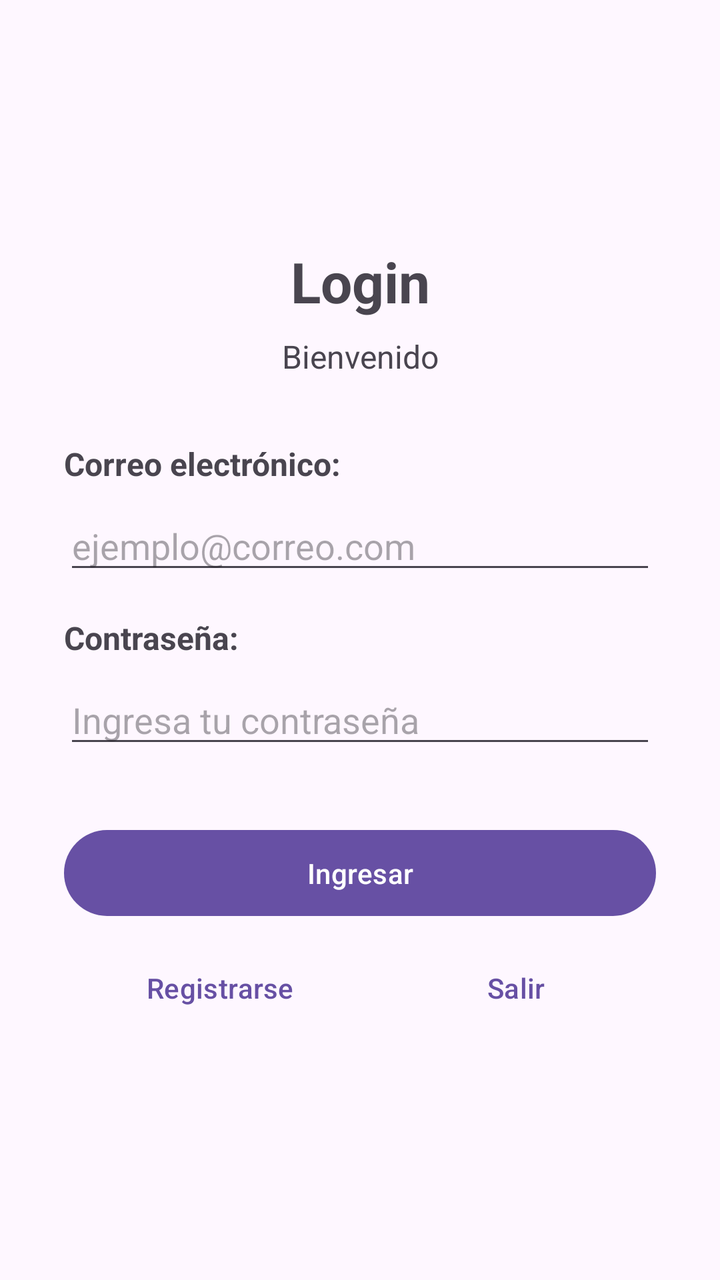
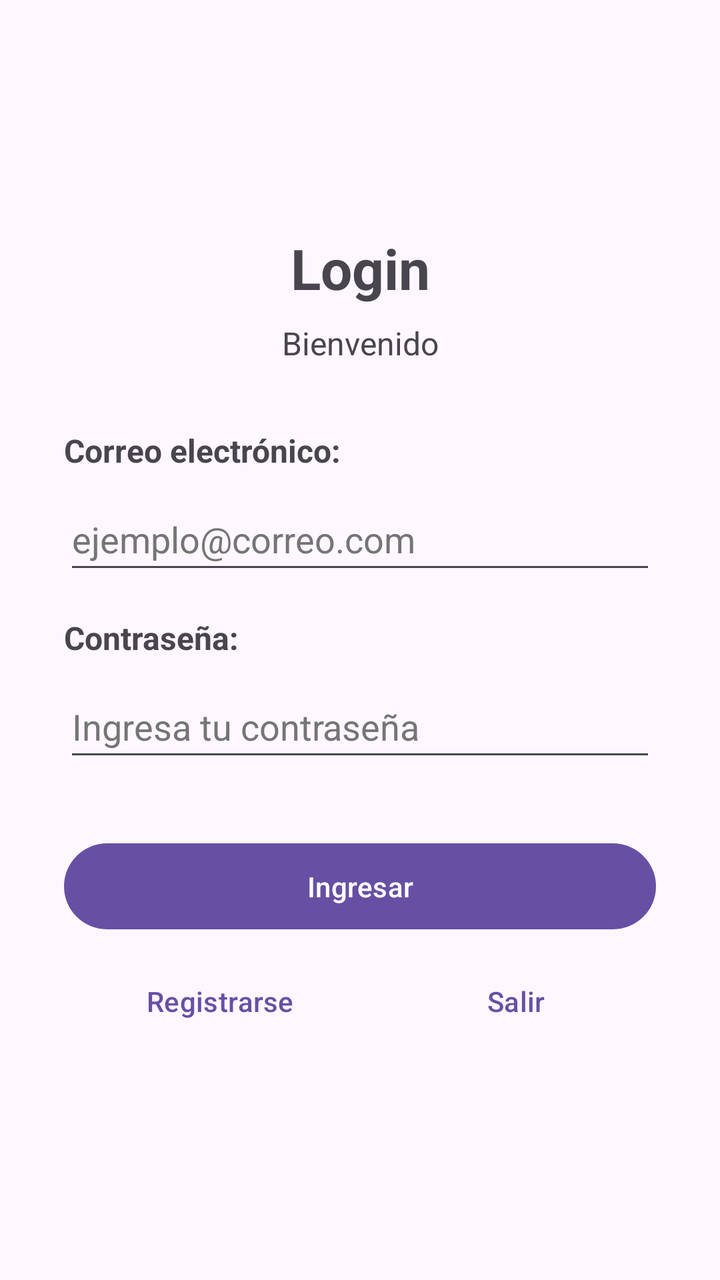

Compare the two renders of this Android layout. The source of the first and the diff that turns it into the second are given below.
<!-- AndroidManifest.xml: application theme Theme.Evaluacion -->
<!-- res/layout/activity_main.xml -->
<?xml version="1.0" encoding="utf-8"?>
<androidx.constraintlayout.widget.ConstraintLayout xmlns:android="http://schemas.android.com/apk/res/android"
    xmlns:app="http://schemas.android.com/apk/res-auto"
    xmlns:tools="http://schemas.android.com/tools"
    android:id="@+id/main"
    android:layout_width="match_parent"
    android:layout_height="match_parent"
    android:padding="32dp"
    tools:context=".MainActivity"
    tools:ignore="Typos"> 

    <LinearLayout
        android:layout_width="match_parent"
        android:layout_height="wrap_content"
        android:orientation="vertical"
        app:layout_constraintBottom_toBottomOf="parent"
        app:layout_constraintEnd_toEndOf="parent"
        app:layout_constraintStart_toStartOf="parent"
        app:layout_constraintTop_toTopOf="parent">

        <TextView
            android:id="@+id/textView2"
            android:layout_width="match_parent"
            android:layout_height="wrap_content"
            android:text="@string/titulo_login"
            android:textAlignment="center"
            android:textSize="28sp"
            android:textStyle="bold" />

        <TextView
            android:id="@+id/textView3"
            android:layout_width="match_parent"
            android:layout_height="wrap_content"
            android:layout_marginTop="8dp"
            android:layout_marginBottom="32dp"
            android:text="@string/bienvenido"
            android:textAlignment="center"
            android:textSize="16sp" />

        <TextView
            android:id="@+id/tvCorreoLabel"
            android:layout_width="wrap_content"
            android:layout_height="wrap_content"
            android:text="@string/label_correo"
            android:textSize="16sp"
            android:textStyle="bold" />

        
        <EditText
            android:id="@+id/etCorreoInput"
            android:layout_width="match_parent"
            android:layout_height="wrap_content"
            android:layout_marginTop="8dp"
            android:hint="@string/hint_correo_ejemplo"
            android:inputType="textEmailAddress"
            android:autofillHints="emailAddress" />

        <TextView
            android:id="@+id/tvClaveLabel"
            android:layout_width="wrap_content"
            android:layout_height="wrap_content"
            android:layout_marginTop="16dp"
            android:text="@string/label_contrasena"
            android:textSize="16sp"
            android:textStyle="bold" />

        
        <EditText
            android:id="@+id/etClaveInput"
            android:layout_width="match_parent"
            android:layout_height="wrap_content"
            android:layout_marginTop="8dp"
            android:hint="@string/hint_contrasena_ingresa"
            android:inputType="textPassword"
            android:autofillHints="password" />

        <Button
            android:id="@+id/btnIngresar"
            android:layout_width="match_parent"
            android:layout_height="wrap_content"
            android:layout_marginTop="32dp"
            android:padding="12dp"
            android:text="@string/btn_ingresar" />

        
        <LinearLayout
            android:layout_width="match_parent"
            android:layout_height="wrap_content"
            android:orientation="horizontal"
            android:layout_marginTop="8dp"
            style="?android:attr/buttonBarStyle">

            
            <Button
                android:id="@+id/btnRegistrarse"
                style="?android:attr/buttonBarButtonStyle"
                android:layout_width="0dp"
                android:layout_height="wrap_content"
                android:layout_weight="1"
                android:text="@string/btn_registrar"
                android:layout_marginEnd="4dp"/>

            
            <Button
                android:id="@+id/btnSalir"
                style="?android:attr/buttonBarButtonStyle"
                android:layout_width="0dp"
                android:layout_height="wrap_content"
                android:layout_weight="1"
                android:text="@string/btn_salir"
                android:layout_marginStart="4dp"/>
        </LinearLayout>

        <ProgressBar
            android:id="@+id/pbLogin"
            android:layout_width="wrap_content"
            android:layout_height="wrap_content"
            android:layout_gravity="center"
            android:layout_marginTop="16dp"
            android:visibility="gone" />

    </LinearLayout>
</androidx.constraintlayout.widget.ConstraintLayout>
<!-- resources referenced by this layout -->
<resources>
  <string name="bienvenido">Bienvenido</string>
  <string name="btn_ingresar">Ingresar</string>
  <string name="btn_registrar">Registrarse</string>
  <string name="btn_salir">Salir</string>
  <string name="hint_contrasena_ingresa">Ingresa tu contraseña</string>
  <string name="hint_correo_ejemplo">ejemplo@correo.com</string>
  <string name="label_contrasena">Contraseña:</string>
  <string name="label_correo">Correo electrónico:</string>
  <string name="titulo_login">Login</string>
  <style name="Theme.Evaluacion" parent="Base.Theme.Evaluacion" />
  <style name="Base.Theme.Evaluacion" parent="Theme.Material3.DayNight.NoActionBar">
          
          
      </style>
</resources>

<!-- the commit's change to res/layout/activity_main.xml (unified diff, before → after) -->
@@ -7,7 +7,7 @@
     android:layout_height="match_parent"
     android:padding="32dp"
     tools:context=".MainActivity"
-    tools:ignore="Typos"> 
+    tools:ignore="Typos,VisualLintTextFieldSize,VisualLintButtonSize,VisualLintBounds">
 
     <LinearLayout
         android:layout_width="match_parent"
@@ -45,12 +45,13 @@
             android:textSize="16sp"
             android:textStyle="bold" />
 
-        
         <EditText
             android:id="@+id/etCorreoInput"
             android:layout_width="match_parent"
             android:layout_height="wrap_content"
             android:layout_marginTop="8dp"
+            android:minHeight="48dp"
+            android:textColorHint="#757575"
             android:hint="@string/hint_correo_ejemplo"
             android:inputType="textEmailAddress"
             android:autofillHints="emailAddress" />
@@ -64,12 +65,13 @@
             android:textSize="16sp"
             android:textStyle="bold" />
 
-        
         <EditText
             android:id="@+id/etClaveInput"
             android:layout_width="match_parent"
             android:layout_height="wrap_content"
             android:layout_marginTop="8dp"
+            android:minHeight="48dp"
+            android:textColorHint="#757575"
             android:hint="@string/hint_contrasena_ingresa"
             android:inputType="textPassword"
             android:autofillHints="password" />
@@ -79,10 +81,10 @@
             android:layout_width="match_parent"
             android:layout_height="wrap_content"
             android:layout_marginTop="32dp"
+            android:minHeight="48dp"
             android:padding="12dp"
             android:text="@string/btn_ingresar" />
 
-        
         <LinearLayout
             android:layout_width="match_parent"
             android:layout_height="wrap_content"
@@ -90,22 +92,22 @@
             android:layout_marginTop="8dp"
             style="?android:attr/buttonBarStyle">
 
-            
             <Button
                 android:id="@+id/btnRegistrarse"
                 style="?android:attr/buttonBarButtonStyle"
                 android:layout_width="0dp"
                 android:layout_height="wrap_content"
+                android:minHeight="48dp"
                 android:layout_weight="1"
                 android:text="@string/btn_registrar"
                 android:layout_marginEnd="4dp"/>
 
-            
             <Button
                 android:id="@+id/btnSalir"
                 style="?android:attr/buttonBarButtonStyle"
                 android:layout_width="0dp"
                 android:layout_height="wrap_content"
+                android:minHeight="48dp"
                 android:layout_weight="1"
                 android:text="@string/btn_salir"
                 android:layout_marginStart="4dp"/>
